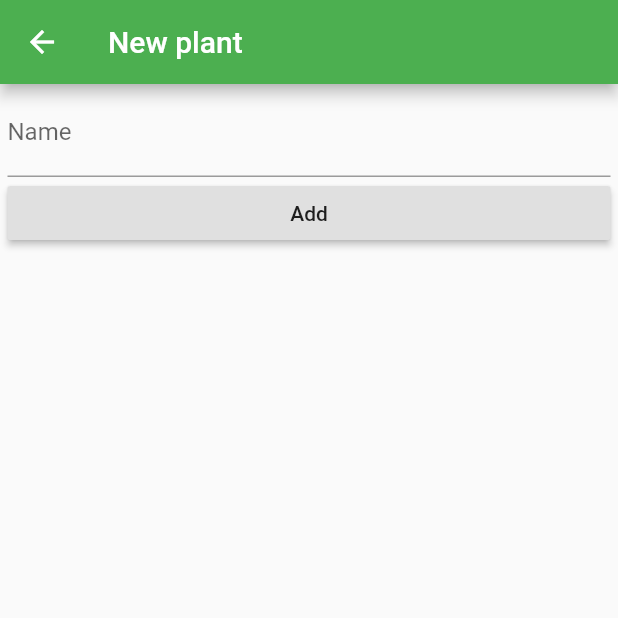
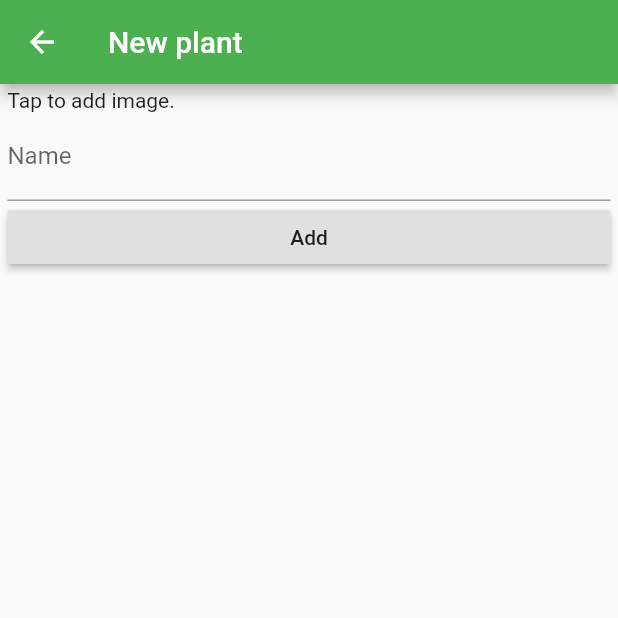
Before and after one commit to fredpantuzza/green-finger, a Flutter app: the screen it shows after launch, after a tap on the "add" icon, on a phone screen of 412 x 824 dp, the top half of it. Run offline on Flutter 3.47's test engine with Material 2 defaults, Android fonts, the phone set to English and light mode, and no system bars; our stand-ins replace image_picker.

Commit message:
Adding main image to new plant

```diff
--- a/lib/main.dart
+++ b/lib/main.dart
@@ -17,8 +17,8 @@ class Application extends StatelessWidget {
     return ChangeNotifierProvider(
       create: (context) =>
         PlantCatalog(plants: [
-          new Plant(1, 'Test'),
-          new Plant(2, 'Other test'),
+          new Plant(1, 'Test', null),
+          new Plant(2, 'Other test', null),
         ]),
       child: MaterialApp(
         title: 'Green Finger',
--- a/lib/models/plant.dart
+++ b/lib/models/plant.dart
@@ -6,8 +6,9 @@ class Plant extends ChangeNotifier
 {
   final int _id;
   String _name;
+  String _mainPicturePath;
 
-  Plant(this._id, this._name);
+  Plant(this._id, this._name, this._mainPicturePath);
 
   int get id => _id;
 
@@ -19,6 +20,14 @@ class Plant extends ChangeNotifier
     notifyListeners();
   }
 
+  String get mainPicturePath => _mainPicturePath;
+
+  set mainPicturePath(String mainPicturePath)
+  {
+    _mainPicturePath = mainPicturePath;
+    notifyListeners();
+  }
+
   @override
   bool operator ==(Object other) => other is Plant && _id == other._id;
 
--- a/lib/views/edit_plant_screen.dart
+++ b/lib/views/edit_plant_screen.dart
@@ -1,7 +1,12 @@
 // Copyright 2020 Green Finger team. All rights reserved.
+
+import 'dart:io';
 
 import 'package:flutter/material.dart';
 import 'package:provider/provider.dart';
+import 'package:image_picker/image_picker.dart';
+import 'package:path_provider/path_provider.dart' as syspaths;
+import 'package:path/path.dart' as path;
 import 'package:green_finger/models/plant.dart';
 import 'package:green_finger/models/plant_catalog.dart';
 
@@ -37,7 +42,24 @@ class _EditPlantScreenState extends State<EditPlantScreen> {
 
   final _formKey = GlobalKey<FormState>();
 
+  File _mainImage;
+  final _imagePicker = ImagePicker();
+
   final _nameTextEditorController = TextEditingController();
+
+  Future _pickMainImage() async {
+    final pickedImage = await _imagePicker.getImage(source: ImageSource.camera);
+    if (pickedImage != null) {
+      // copy the image to the local storage
+      final appDir = await syspaths.getApplicationDocumentsDirectory();
+      final fileName = path.basename(pickedImage.path);
+      final savedImage = await File(pickedImage.path).copy('${appDir.path}/$fileName');
+
+      setState(() {
+        _mainImage = savedImage;
+      });
+    }
+  }
 
   void _submit() {
     // TODO logging
@@ -63,7 +85,7 @@ class _EditPlantScreenState extends State<EditPlantScreen> {
   void _submitNewPlant(PlantCatalog plantCatalog) {
     int newId = plantCatalog.getMaxId() + 1;
     var name = _nameTextEditorController.text;
-    var newPlant = Plant(newId, name);
+    var newPlant = Plant(newId, name, _mainImage?.path);
 
     plantCatalog.add(newPlant);
   }
@@ -116,6 +138,12 @@ class _EditPlantScreenState extends State<EditPlantScreen> {
               child: ListView(
                 padding: const EdgeInsets.symmetric(vertical: 3.0, horizontal: 5.0),
                 children: <Widget>[
+                  GestureDetector(
+                    onTap: _pickMainImage,
+                    child: _mainImage == null
+                        ? Text('Tap to add image.')
+                        : Image.file(_mainImage),
+                  ),
                   TextFormField(
                     controller: _nameTextEditorController,
                     decoration: const InputDecoration(
--- a/lib/views/plant_details_screen.dart
+++ b/lib/views/plant_details_screen.dart
@@ -1,4 +1,6 @@
 // Copyright 2020 Green Finger team. All rights reserved.
+
+import 'dart:io';
 
 import 'package:flutter/material.dart';
 import 'package:green_finger/models/plant.dart';
@@ -15,6 +17,9 @@ class PlantDetailsScreen extends StatelessWidget {
         body: ListView(
           padding: EdgeInsets.all(10.0),
           children: <Widget>[
+            plant.mainPicturePath == null
+                ? Text('No image.')
+                : Image.file(File(plant.mainPicturePath)),
             Text(
               plant.name,
               style: TextStyle(
--- a/pubspec.yaml
+++ b/pubspec.yaml
@@ -26,6 +26,9 @@ dependencies:
 
   provider: ^4.3.2
 
+  path_provider: ^1.6.18
+  path: ^1.7.0
+  image_picker: ^0.6.7+11
 
   # The following adds the Cupertino Icons font to your application.
   # Use with the CupertinoIcons class for iOS style icons.
```
Also changed, not shown: 1 other file.
